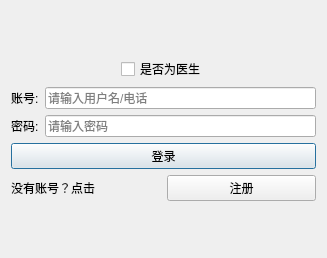
Above: commonuser/login.ui from sayazaaa/SmMed before the change. Below: the same form after it.
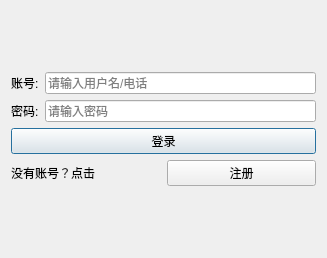
That is the form after the change.

Diff of the .ui file:
```diff
--- a/commonuser/login.ui
+++ b/commonuser/login.ui
@@ -16,13 +16,6 @@
   <layout class="QGridLayout" name="gridLayout">
    <item row="0" column="0">
     <layout class="QVBoxLayout" name="verticalLayout">
-     <item alignment="Qt::AlignHCenter">
-      <widget class="QCheckBox" name="checkBox">
-       <property name="text">
-        <string>是否为医生</string>
-       </property>
-      </widget>
-     </item>
      <item>
       <layout class="QHBoxLayout" name="horizontalLayout_2">
        <item>
```
